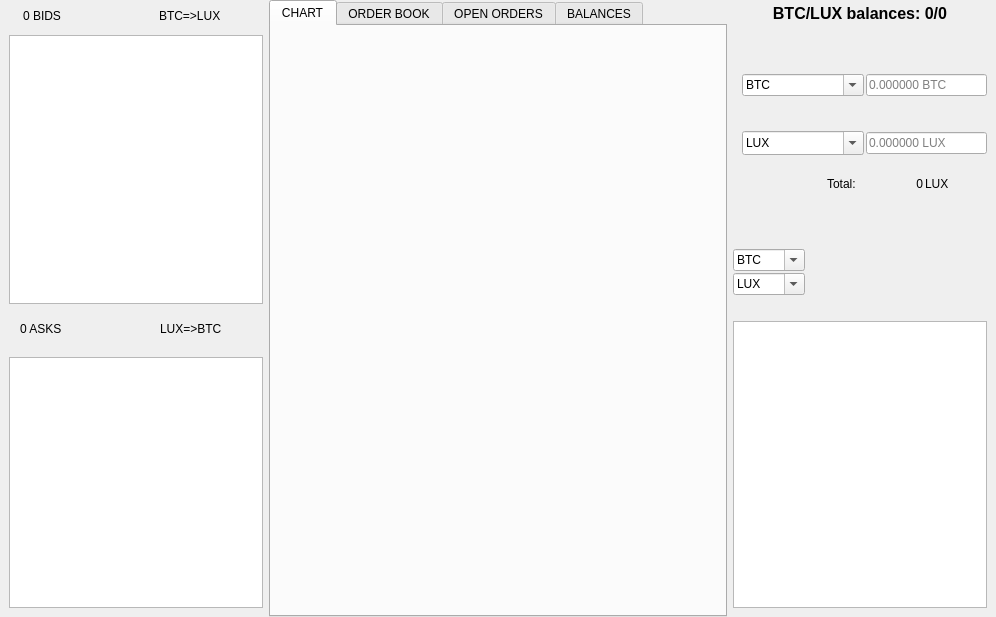
Above: src/qt/forms/luxgatedialog.ui from LUX-Core/lux before the change. Below: the same form after it.
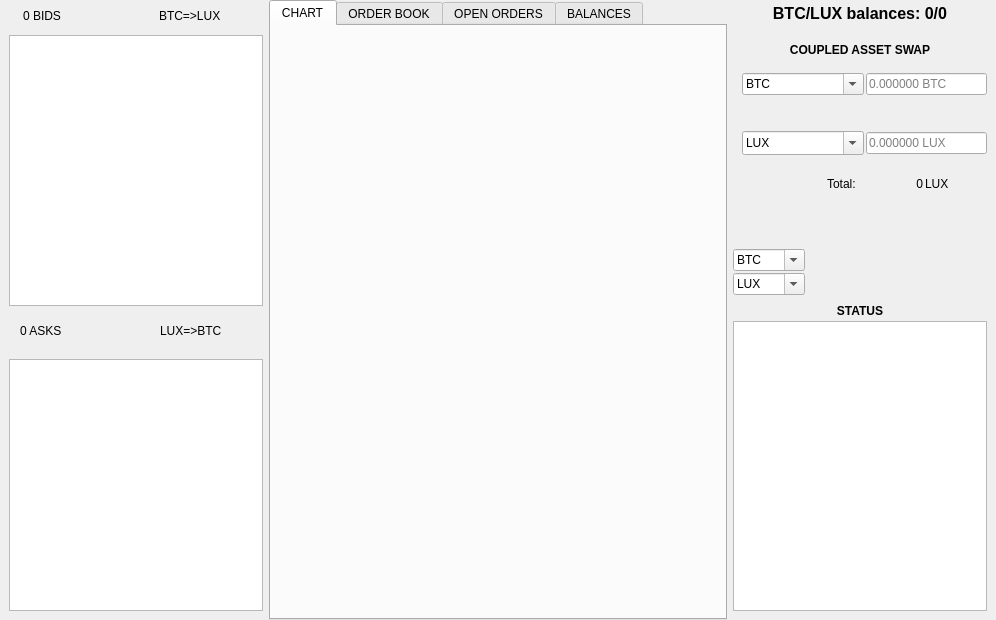
That is the form after the change. The open tabs and pages were chosen to show the change. Icons and pictures are not drawn.

Commit message: Luxgate: gui improves of dock widgets

Patch:
```diff
--- a/src/qt/forms/luxgatedialog.ui
+++ b/src/qt/forms/luxgatedialog.ui
@@ -7,7 +7,7 @@
     <x>0</x>
     <y>0</y>
     <width>996</width>
-    <height>617</height>
+    <height>620</height>
    </rect>
   </property>
   <property name="sizePolicy">
@@ -326,6 +326,9 @@
          <property name="styleSheet">
           <string notr="true"/>
          </property>
+         <property name="tabPosition">
+          <enum>QTabWidget::North</enum>
+         </property>
          <property name="currentIndex">
           <number>3</number>
          </property>
@@ -1243,11 +1246,17 @@
               <verstretch>0</verstretch>
              </sizepolicy>
             </property>
+            <property name="font">
+             <font>
+              <weight>75</weight>
+              <bold>true</bold>
+             </font>
+            </property>
+            <property name="styleSheet">
+             <string notr="true"/>
+            </property>
             <property name="text">
-             <string/>
-            </property>
-            <property name="pixmap">
-             <pixmap>:/icons/swap_header</pixmap>
+             <string>COUPLED ASSET SWAP</string>
             </property>
             <property name="scaledContents">
              <bool>true</bool>
@@ -1344,6 +1353,9 @@
              <property name="spacing">
               <number>0</number>
              </property>
+             <property name="sizeConstraint">
+              <enum>QLayout::SetMaximumSize</enum>
+             </property>
              <property name="leftMargin">
               <number>0</number>
              </property>
@@ -1356,20 +1368,42 @@
              <property name="bottomMargin">
               <number>0</number>
              </property>
+             <item>
+              <spacer name="horizontalSpacer_13">
+               <property name="orientation">
+                <enum>Qt::Horizontal</enum>
+               </property>
+               <property name="sizeHint" stdset="0">
+                <size>
+                 <width>40</width>
+                 <height>20</height>
+                </size>
+               </property>
+              </spacer>
+             </item>
              <item>
               <widget class="QLabel" name="label_3">
                <property name="sizePolicy">
                 <sizepolicy hsizetype="Fixed" vsizetype="Fixed">
-                 <horstretch>10</horstretch>
-                 <verstretch>10</verstretch>
+                 <horstretch>0</horstretch>
+                 <verstretch>0</verstretch>
                 </sizepolicy>
                </property>
                <property name="minimumSize">
                 <size>
-                 <width>0</width>
-                 <height>0</height>
+                 <width>30</width>
+                 <height>30</height>
                 </size>
                </property>
+               <property name="maximumSize">
+                <size>
+                 <width>30</width>
+                 <height>30</height>
+                </size>
+               </property>
+               <property name="frameShape">
+                <enum>QFrame::NoFrame</enum>
+               </property>
                <property name="text">
                 <string/>
                </property>
@@ -1381,6 +1415,19 @@
                </property>
               </widget>
              </item>
+             <item>
+              <spacer name="horizontalSpacer_14">
+               <property name="orientation">
+                <enum>Qt::Horizontal</enum>
+               </property>
+               <property name="sizeHint" stdset="0">
+                <size>
+                 <width>40</width>
+                 <height>20</height>
+                </size>
+               </property>
+              </spacer>
+             </item>
             </layout>
            </widget>
           </item>
@@ -1870,10 +1917,7 @@
              </font>
             </property>
             <property name="text">
-             <string/>
-            </property>
-            <property name="pixmap">
-             <pixmap>:/icons/status</pixmap>
+             <string>STATUS</string>
             </property>
             <property name="scaledContents">
              <bool>true</bool>
```
Left out of the diff: 24 changed lines with no effect on the pictures. The commit also changes 2 other files.
